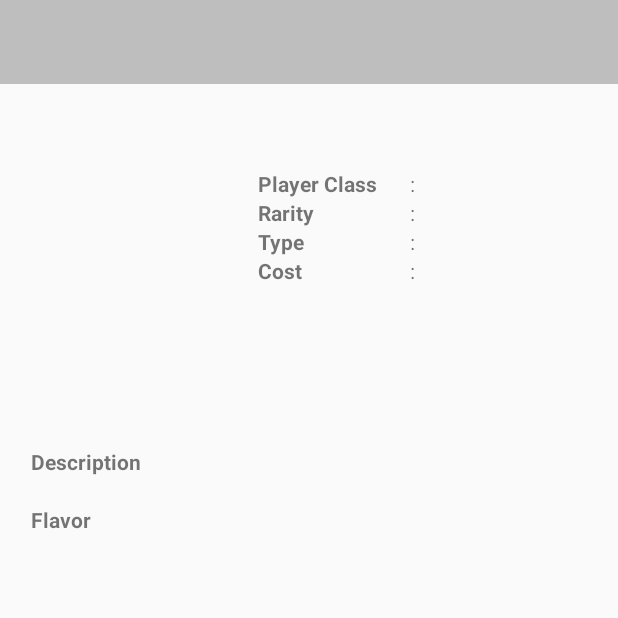
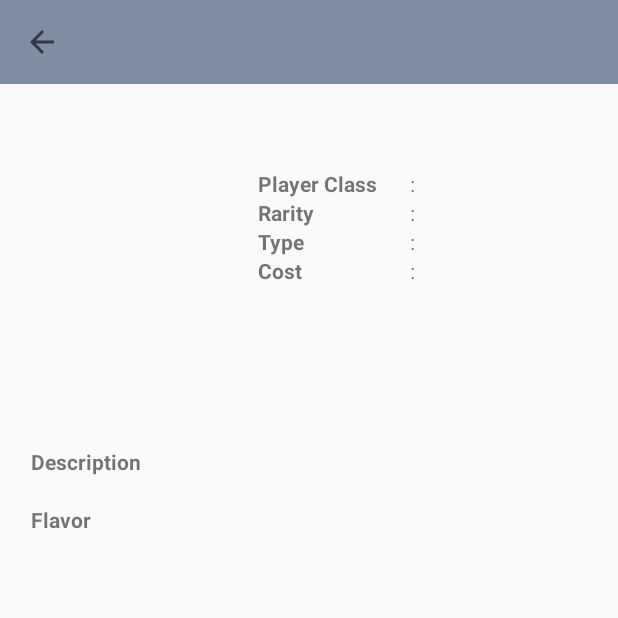
Before and after one commit to perihanmirkelam/WoWChars, an Android app: the DetailActivity screen opened directly, with no data from a screen before it, on a phone screen of 412 x 824 dp, the top half of it. Run offline under Robolectric (Android 15) with nearby library versions, the phone set to English and light mode, and no system bars; our stand-ins replace data binding; 13 statements that could not run were skipped.

Commit message:
Change primary colors. Add nav icon to detail screen. Dirty commit.

```diff
--- a/app/src/main/java/com/pmirkelam/wowchars/CharRepository.java
+++ b/app/src/main/java/com/pmirkelam/wowchars/CharRepository.java
@@ -4,7 +4,6 @@ import android.util.Log;
 
 import androidx.lifecycle.MutableLiveData;
 
-import java.io.UnsupportedEncodingException;
 import java.util.List;
 
 import retrofit2.Call;
--- a/app/src/main/java/com/pmirkelam/wowchars/ui/filter/FilterFragment.java
+++ b/app/src/main/java/com/pmirkelam/wowchars/ui/filter/FilterFragment.java
@@ -4,7 +4,6 @@ import android.os.Bundle;
 import android.view.LayoutInflater;
 import android.view.View;
 import android.view.ViewGroup;
-import android.widget.TextView;
 
 import androidx.annotation.Nullable;
 import androidx.annotation.NonNull;
@@ -24,10 +23,11 @@ public class FilterFragment extends Fragment {
                 ViewModelProviders.of(this).get(FilterViewModel.class);
         View root = inflater.inflate(R.layout.fragment_filter, container, false);
        // final TextView textView = root.findViewById(R.id.text_filter);
-        filterViewModel.getText().observe(this, new Observer<String>() {
+        filterViewModel.getClassIndex().observe(this, new Observer<Integer>() {
             @Override
-            public void onChanged(@Nullable String s) {
+            public void onChanged(@Nullable Integer i) {
            //     textView.setText(s);
+                getResources().getStringArray(R.array.classes)[i];
             }
         });
         return root;
--- a/app/src/main/res/layout/activity_detail.xml
+++ b/app/src/main/res/layout/activity_detail.xml
@@ -2,7 +2,8 @@
 
 <layout xmlns:android="http://schemas.android.com/apk/res/android"
     xmlns:tools="http://schemas.android.com/tools"
-    xmlns:bind="http://schemas.android.com/tools">
+    xmlns:bind="http://schemas.android.com/tools"
+    xmlns:app="http://schemas.android.com/apk/res-auto">
 
     <data>
         <variable
@@ -17,11 +18,13 @@
 
         <Toolbar
             android:id="@+id/toolbar"
+            android:navigationIcon="?homeAsUpIndicator"
             android:layout_width="match_parent"
-            android:layout_height="wrap_content"
-            android:background="@color/colorPrimary"
+            android:layout_height="?attr/actionBarSize"
+            android:background="?attr/colorPrimary"
             android:title="@{DetailViewModel.selectedChar.getName}"
-            android:titleTextColor="@android:color/white"
+            app:onNavigationBackClick="@{1}"
+            android:popupTheme="@style/AppTheme.PopupOverlay"
             tools:title="@string/example_name"/>
 
         <LinearLayout
--- a/app/src/main/res/layout/fragment_filter.xml
+++ b/app/src/main/res/layout/fragment_filter.xml
@@ -21,7 +21,7 @@
             android:layout_height="wrap_content"
             android:drawSelectorOnTop="true"
             android:entries="@array/classes"
-            app:onItemSelect="@={1}"
+            app:onItemSelect="@{1}"
             app:layout_constraintTop_toTopOf="parent"
             app:layout_constraintBottom_toTopOf="@+id/recycler_view_filter"/>
 
--- a/app/src/main/res/values/colors.xml
+++ b/app/src/main/res/values/colors.xml
@@ -1,6 +1,6 @@
 <?xml version="1.0" encoding="utf-8"?>
 <resources>
-    <color name="colorPrimary">#bebebe</color>
-    <color name="colorPrimaryDark">#00574B</color>
+    <color name="colorPrimary">#7f8ea1</color>
+    <color name="colorPrimaryDark">#c0ccda</color>
     <color name="colorAccent">#D81B60</color>
 </resources>
--- a/app/src/main/res/values/styles.xml
+++ b/app/src/main/res/values/styles.xml
@@ -10,6 +10,7 @@
     <style name="ToolbarStyle" parent="Theme.AppCompat.Light.DarkActionBar">
         <item name="actionMenuTextColor">@color/colorPrimaryDark</item>
     </style>
+    <style name="AppTheme.PopupOverlay" parent="ThemeOverlay.AppCompat.Light" />
 
 
 </resources>
```
Also changed, not shown: app/src/main/java/com/pmirkelam/wowchars/ui/detail/DetailViewModel.java (+17 -0 lines), app/src/main/java/com/pmirkelam/wowchars/ui/filter/FilterViewModel.java (+15 -11 lines).
